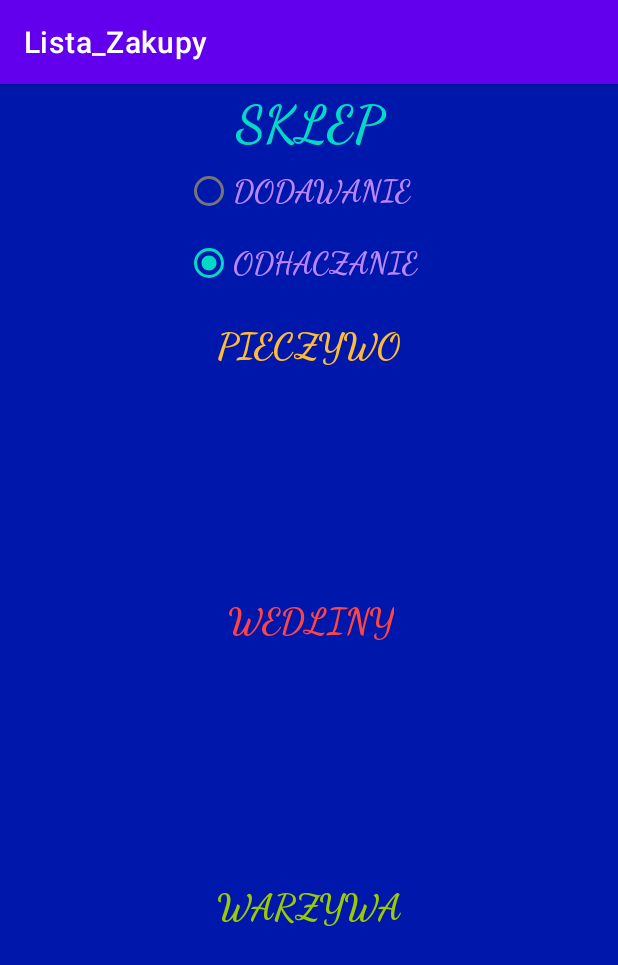
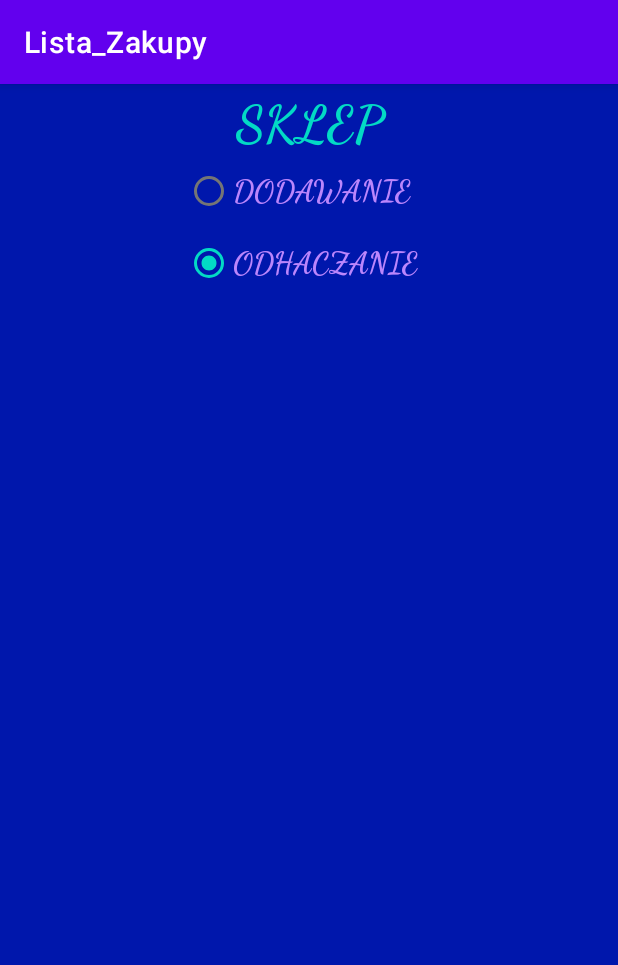
Before and after one commit to IgorBinkowski/Lista_Zakupy, an Android app: the screen it shows after launch (MainActivity), after a tap on "ODHACZANIE", on a phone screen of 412 x 824 dp. Shown: the top 965 px of the screen. Run offline under Robolectric (Android 15) with nearby library versions, the phone set to English and light mode, and no system bars; 1 other tap on this screen came first.

Commit message:
Final Final

```diff
--- a/app/src/main/java/com/example/lista_zakupy/MainActivity.kt
+++ b/app/src/main/java/com/example/lista_zakupy/MainActivity.kt
@@ -66,6 +66,11 @@ class MainActivity : AppCompatActivity() {
         }
         }
         odhacznie.setOnClickListener(){
+            if (bagietka.isChecked or croissant.isChecked or chleb.isChecked) {
+                pieczywo.visibility = View.VISIBLE
+            }
+            else{pieczywo.visibility=View.GONE}
+
             if (bagietka.isChecked) {
                 bagietka.visibility = View.VISIBLE
             }
@@ -81,6 +86,11 @@ class MainActivity : AppCompatActivity() {
             }
             else{chleb.visibility=View.GONE}
 
+            if (szynka.isChecked or salami.isChecked or kielbasa.isChecked) {
+                wedliny.visibility = View.VISIBLE
+            }
+            else{wedliny.visibility=View.GONE}
+
             if (szynka.isChecked) {
                 szynka.visibility = View.VISIBLE
             }
@@ -95,6 +105,11 @@ class MainActivity : AppCompatActivity() {
                 kielbasa.visibility = View.VISIBLE
             }
             else{kielbasa.visibility=View.GONE}
+
+            if (Ziemniak.isChecked or Marchewka.isChecked or Kukurydza.isChecked or Salata.isChecked) {
+                warzywa.visibility = View.VISIBLE
+            }
+            else{warzywa.visibility=View.GONE}
 
             if (Ziemniak.isChecked) {
                 Ziemniak.visibility = View.VISIBLE
```
